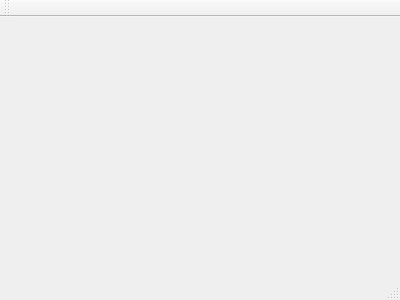
Above: BigProject/mymainwindow.ui from HaoyunHong/Analog-interface-of-digital-microfluidic-biochip before the change. Below: the same form after it.
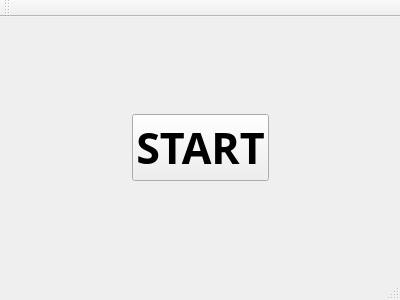
That is the form after the change.

Diff of the .ui file:
```diff
--- a/BigProject/mymainwindow.ui
+++ b/BigProject/mymainwindow.ui
@@ -12,13 +12,104 @@
   <property name="windowTitle" >
    <string>myMainWindow</string>
   </property>
-  <widget class="QMenuBar" name="menuBar" />
-  <widget class="QToolBar" name="mainToolBar" />
-  <widget class="QWidget" name="centralWidget" />
-  <widget class="QStatusBar" name="statusBar" />
+  <widget class="QWidget" name="centralWidget">
+   <layout class="QGridLayout" name="gridLayout">
+    <item row="0" column="1">
+     <spacer name="verticalSpacer">
+      <property name="orientation">
+       <enum>Qt::Vertical</enum>
+      </property>
+      <property name="sizeHint" stdset="0">
+       <size>
+        <width>20</width>
+        <height>15</height>
+       </size>
+      </property>
+     </spacer>
+    </item>
+    <item row="1" column="0">
+     <spacer name="horizontalSpacer">
+      <property name="orientation">
+       <enum>Qt::Horizontal</enum>
+      </property>
+      <property name="sizeHint" stdset="0">
+       <size>
+        <width>68</width>
+        <height>20</height>
+       </size>
+      </property>
+     </spacer>
+    </item>
+    <item row="1" column="1">
+     <widget class="QWidget" name="widget" native="true">
+      <layout class="QHBoxLayout" name="horizontalLayout">
+       <item>
+        <widget class="QPushButton" name="startButton">
+         <property name="font">
+          <font>
+           <family>Arial Black</family>
+           <pointsize>32</pointsize>
+           <weight>75</weight>
+           <bold>true</bold>
+          </font>
+         </property>
+         <property name="text">
+          <string>START</string>
+         </property>
+        </widget>
+       </item>
+      </layout>
+     </widget>
+    </item>
+    <item row="1" column="2">
+     <spacer name="horizontalSpacer_2">
+      <property name="orientation">
+       <enum>Qt::Horizontal</enum>
+      </property>
+      <property name="sizeHint" stdset="0">
+       <size>
+        <width>67</width>
+        <height>20</height>
+       </size>
+      </property>
+     </spacer>
+    </item>
+    <item row="2" column="1">
+     <spacer name="verticalSpacer_2">
+      <property name="orientation">
+       <enum>Qt::Vertical</enum>
+      </property>
+      <property name="sizeHint" stdset="0">
+       <size>
+        <width>20</width>
+        <height>73</height>
+       </size>
+      </property>
+     </spacer>
+    </item>
+   </layout>
+  </widget>
+  <widget class="QMenuBar" name="menuBar">
+   <property name="geometry">
+    <rect>
+     <x>0</x>
+     <y>0</y>
+     <width>400</width>
+     <height>26</height>
+    </rect>
+   </property>
+  </widget>
+  <widget class="QToolBar" name="mainToolBar">
+   <attribute name="toolBarArea">
+    <enum>TopToolBarArea</enum>
+   </attribute>
+   <attribute name="toolBarBreak">
+    <bool>false</bool>
+   </attribute>
+  </widget>
+  <widget class="QStatusBar" name="statusBar"/>
  </widget>
- <layoutDefault spacing="6" margin="11" />
- <pixmapfunction></pixmapfunction>
+ <layoutdefault spacing="6" margin="11"/>
  <resources/>
  <connections/>
 </ui>
```
Left out of the diff: 7 changed lines with no effect on the pictures.
